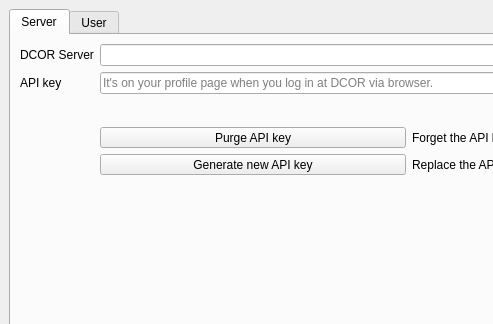
First picture: the form in dcoraid/gui/preferences/dlg_preferences.ui, repository DCOR-dev/DCOR-Aid, before the edit; both pictures show x 0 to 493 and y 0 to 324 of the 790 by 689 pixel window.
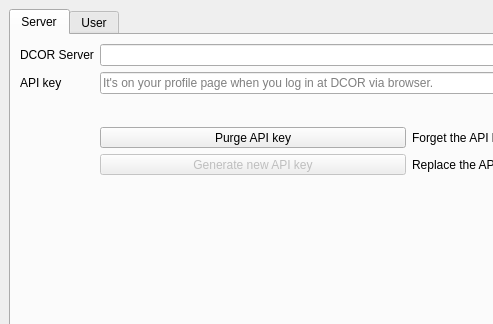
Second picture: the form after the edit.

```diff
--- a/dcoraid/gui/preferences/dlg_preferences.ui
+++ b/dcoraid/gui/preferences/dlg_preferences.ui
@@ -100,6 +100,9 @@
           </item>
           <item row="1" column="0">
            <widget class="QToolButton" name="toolButton_api_key_cycle">
+            <property name="enabled">
+             <bool>false</bool>
+            </property>
             <property name="sizePolicy">
              <sizepolicy hsizetype="Preferred" vsizetype="Fixed">
               <horstretch>0</horstretch>
```
